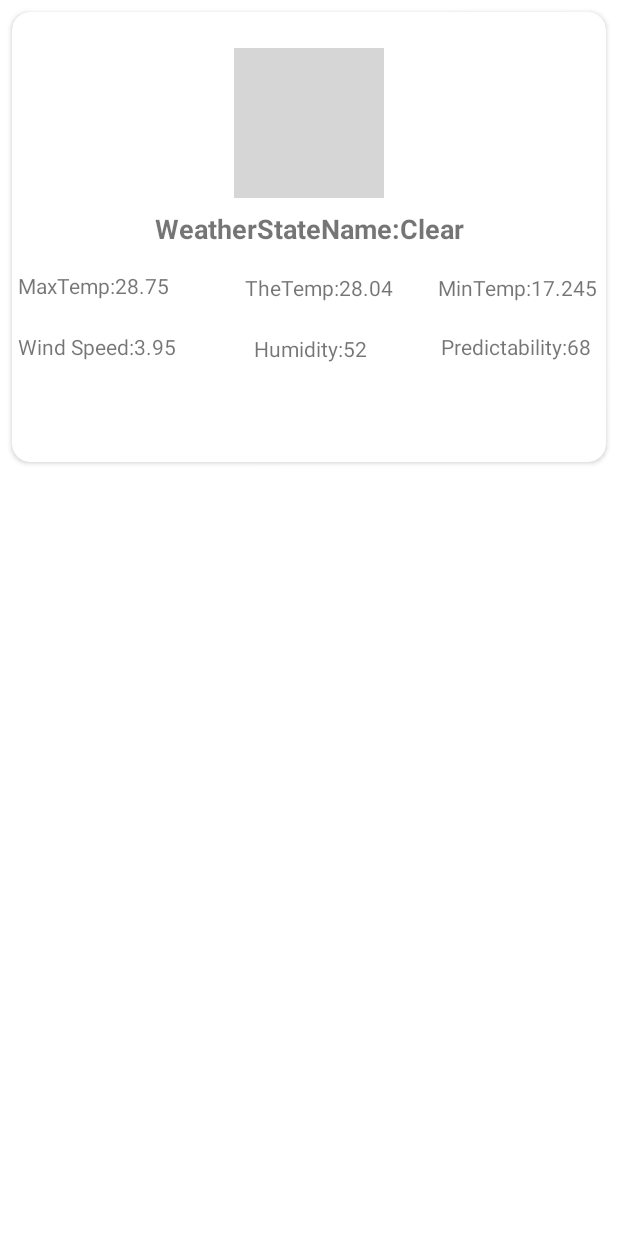
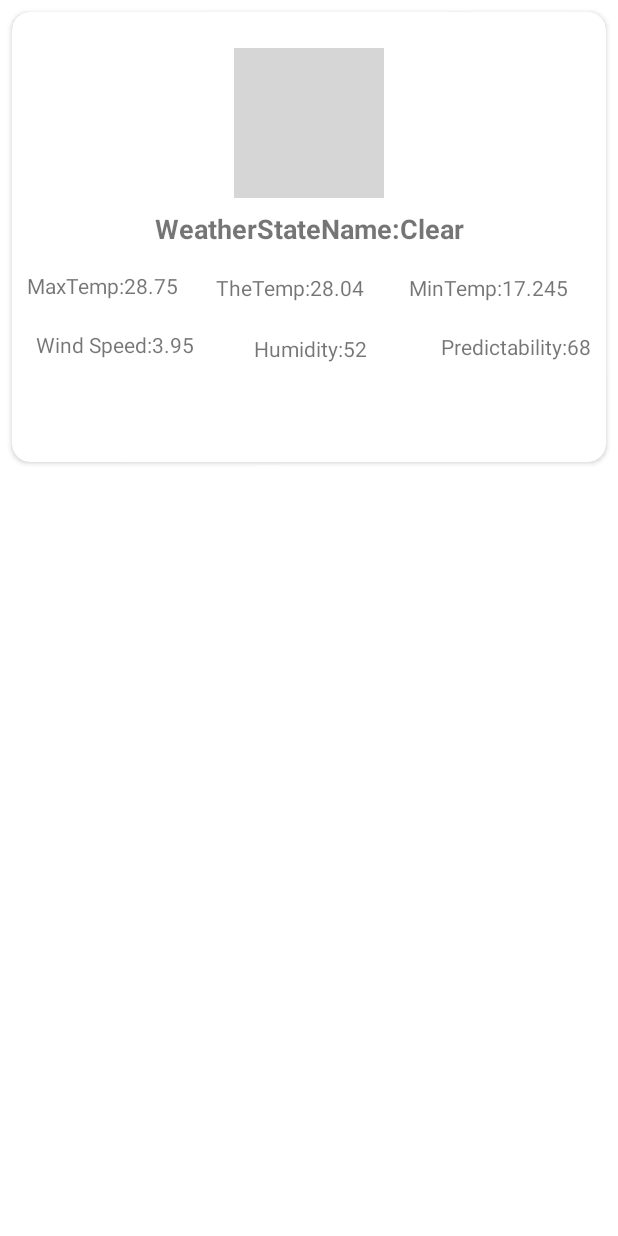
Before and after one commit to FurkanAdemoglu/AppcentCase, an Android app: the layout item_weather.xml on its own in the app's theme, with its tools: preview values and no code run, on a phone screen of 412 x 824 dp. Run offline under Robolectric (Android 15) with nearby library versions, the phone set to English and light mode, and no system bars; grey boxes are pictures that could not be loaded.

Commit message:
UI errors fixed and some code changed in the adapters

```diff
--- a/app/src/main/java/com/example/appcentcase/UI/Detail/DetailViewAdapter.kt
+++ b/app/src/main/java/com/example/appcentcase/UI/Detail/DetailViewAdapter.kt
@@ -55,8 +55,7 @@ class DetailViewAdapter: RecyclerView.Adapter<DetailViewAdapter.DetailViewHolder
                 "Showers"->Glide.with(itemView.context).load("https://www.metaweather.com/static/img/weather/png/s.png").into(image)
                 "Heavy Cloud"->Glide.with(itemView.context).load("https://www.metaweather.com/static/img/weather/png/hc.png").into(image)
 
-            }
-        }
-    }
+            } } }
+
     override fun getItemCount()=list?.size ?: 0
 }
--- a/app/src/main/java/com/example/appcentcase/UI/List/ListViewAdapter.kt
+++ b/app/src/main/java/com/example/appcentcase/UI/List/ListViewAdapter.kt
@@ -25,11 +25,11 @@ class ListViewAdapter : RecyclerView.Adapter<ListViewAdapter.ListViewHolder>(){
     class ListViewHolder(itemView: View) : RecyclerView.ViewHolder(itemView) {
         val containerCardView = itemView.findViewById<CardView>(R.id.containerCardView)
         val textViewName = itemView.findViewById<TextView>(R.id.name)
-        val textViewDistance=itemView.findViewById<TextView>(R.id.genre)
+        val textViewDistance=itemView.findViewById<TextView>(R.id.distance)
         fun bind(city: weatherLocationItem,listener: ICityClickListener?) {
             containerCardView.setOnClickListener { listener?.onClick(city) }
             textViewName.text = city.title
-            textViewDistance.text="Distance"+city.distance.toString()
+            textViewDistance.text="Distance:"+city.distance.toString()
         }
 
     }
--- a/app/src/main/res/layout/item_city.xml
+++ b/app/src/main/res/layout/item_city.xml
@@ -22,14 +22,14 @@
             android:textColor="#FF0000"
             android:textSize="18sp"
             android:textStyle="bold"
-            app:layout_constraintBottom_toTopOf="@+id/genre"
+            app:layout_constraintBottom_toTopOf="@+id/distance"
             app:layout_constraintStart_toStartOf="parent"
             app:layout_constraintTop_toTopOf="parent"
             app:layout_constraintVertical_chainStyle="packed"
             tools:text="@tools:sample/first_names" />
 
         <TextView
-            android:id="@+id/genre"
+            android:id="@+id/distance"
             android:layout_width="wrap_content"
             android:layout_height="wrap_content"
             app:layout_constraintBottom_toBottomOf="parent"
--- a/app/src/main/res/layout/item_weather.xml
+++ b/app/src/main/res/layout/item_weather.xml
@@ -39,8 +39,6 @@
             tools:text="WeatherStateName:Clear" />
 
 
-
-
         <TextView
             android:id="@+id/minTemp"
             android:layout_width="wrap_content"
@@ -56,9 +54,8 @@
             android:id="@+id/maxTemp"
             android:layout_width="wrap_content"
             android:layout_height="wrap_content"
-            android:layout_marginStart="30dp"
+            android:layout_marginStart="16dp"
             android:layout_marginTop="16dp"
-            android:layout_marginEnd="25dp"
             app:layout_constraintEnd_toStartOf="@+id/theTemp"
             app:layout_constraintStart_toStartOf="parent"
             app:layout_constraintTop_toBottomOf="@+id/weatherStateName"
@@ -76,20 +73,19 @@
             app:layout_constraintTop_toBottomOf="@+id/weatherStateName"
             tools:text="TheTemp:28.04" />
 
+
         <TextView
             android:id="@+id/windSpeed"
             android:layout_width="wrap_content"
             android:layout_height="wrap_content"
             android:layout_marginStart="3dp"
-            android:layout_marginTop="21dp"
-            android:layout_marginEnd="51dp"
+            android:layout_marginTop="20dp"
+            android:layout_marginEnd="40dp"
             app:layout_constraintEnd_toStartOf="@+id/humidity"
+            app:layout_constraintHorizontal_bias="1.0"
             app:layout_constraintStart_toStartOf="parent"
             app:layout_constraintTop_toBottomOf="@+id/maxTemp"
             tools:text="Wind Speed:3.95" />
-
-
-
 
         <TextView
             android:id="@+id/humidity"
@@ -100,7 +96,6 @@
             app:layout_constraintEnd_toStartOf="@+id/predictability"
             app:layout_constraintTop_toBottomOf="@+id/theTemp"
             tools:text="Humidity:52" />
-
 
 
         <TextView
```
